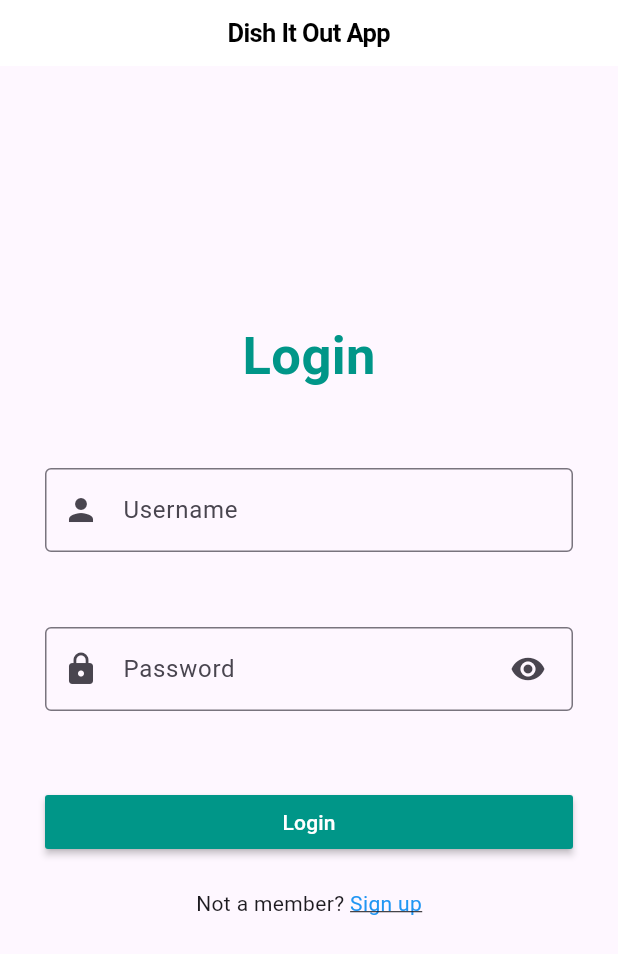
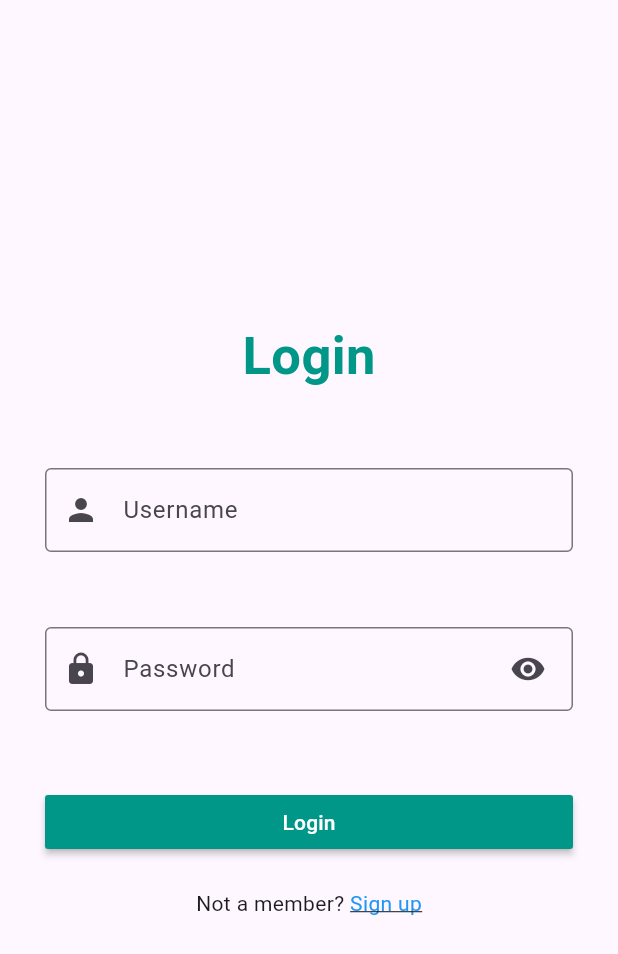
Before and after one commit to BMR81/CS1635-Dish-It-Out-App, a Flutter app: the screen it shows after launch, on a phone screen of 412 x 824 dp. Shown: the top 954 px of the screen. Run offline on Flutter 3.47's test engine with Material 3 defaults, Android fonts, the phone set to English and light mode, and no system bars; our stand-ins replace email_validator.

Commit message:
Un-doing what I did

```diff
--- a/lib/main.dart
+++ b/lib/main.dart
@@ -11,20 +11,9 @@ class MyApp extends StatelessWidget {
 
   @override
   Widget build(BuildContext context) {
-    return CupertinoApp(
-      home: CupertinoPageScaffold(
-        navigationBar: CupertinoNavigationBar(
-          middle: Text('Dish It Out App'),
-        ),
-        child: DefaultTextStyle(
-          style: TextStyle(
-            fontFamily: 'Poppins', // Set the default font to Poppins
-            fontSize: 16,
-            color: CupertinoColors.black,
-          ),
-          child: LoginView(),
-        ),
-      ),
+    return  CupertinoApp(
+      home: LoginView(),
+
     );
   }
 }
```
Also changed, not shown: pubspec.yaml (+3 -30 lines), lib/view/login_view.dart (indentation only).
